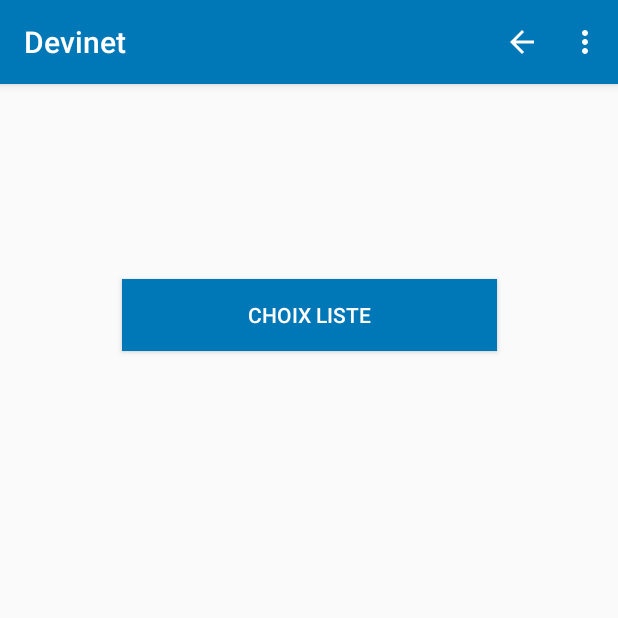
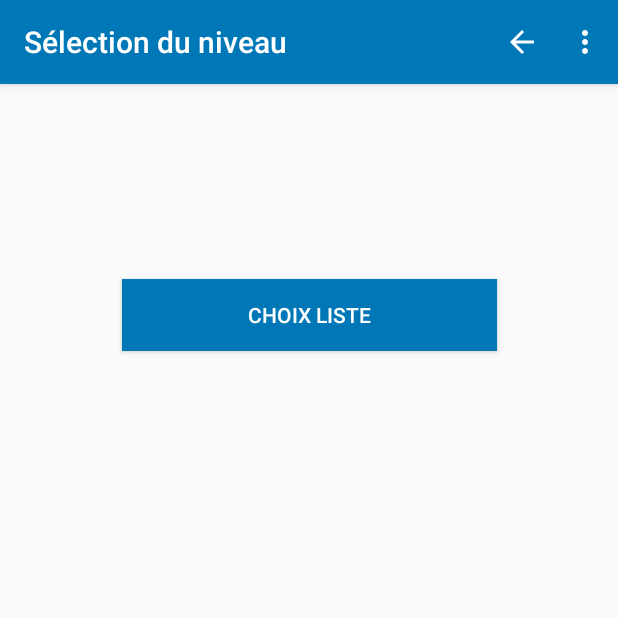
Before and after one commit to SL-PROGRAM/invisibleProject, an Android app: the screen it shows after launch (SelectionNiveauActivity), after a tap on "JOUER", on a phone screen of 412 x 824 dp, the top half of it. Run offline under Robolectric (Android 15) with nearby library versions, the phone set to English and light mode, and no system bars; libraries missing offline, so code that uses them is left out: com.facebook.stetho; 1 statement that could not run was skipped.

Commit message:
Menu - SetTitle des activities

```diff
--- a/app/src/main/java/com/example/devinet/activities/AProposActivity.java
+++ b/app/src/main/java/com/example/devinet/activities/AProposActivity.java
@@ -15,6 +15,7 @@ public class AProposActivity extends AppCompatActivity {
     protected void onCreate(Bundle savedInstanceState) {
         super.onCreate(savedInstanceState);
         setContentView(R.layout.activity_a_propos);
+        getSupportActionBar().setTitle("A propos");
     }
 
     public boolean onCreateOptionsMenu(Menu menu) {
--- a/app/src/main/java/com/example/devinet/activities/ChoixListNiveau.java
+++ b/app/src/main/java/com/example/devinet/activities/ChoixListNiveau.java
@@ -23,6 +23,7 @@ public class ChoixListNiveau extends AppCompatActivity {
     protected void onCreate(Bundle savedInstanceState) {
         super.onCreate(savedInstanceState);
         setContentView(R.layout.activity_choix_list_niveau);
+        getSupportActionBar().setTitle("Choix des listes");
     }
 
     public void onClickBtnList(View view) {
--- a/app/src/main/java/com/example/devinet/activities/JouerActivity.java
+++ b/app/src/main/java/com/example/devinet/activities/JouerActivity.java
@@ -15,6 +15,7 @@ public class JouerActivity extends AppCompatActivity {
     protected void onCreate(Bundle savedInstanceState) {
         super.onCreate(savedInstanceState);
         setContentView(R.layout.activity_jouer);
+        getSupportActionBar().setTitle("Jouer");
     }
 
     public boolean onCreateOptionsMenu(Menu menu) {
--- a/app/src/main/java/com/example/devinet/activities/MenuActivity.java
+++ b/app/src/main/java/com/example/devinet/activities/MenuActivity.java
@@ -41,20 +41,20 @@ public class MenuActivity extends AppCompatActivity {
         ** test insertion de donnée
          */
 
-        IMotRepository motRepository = new MotBddRepository(this);
-        MotVM motVM = ViewModelProviders.of(this).get(MotVM.class);
-
-        LiveData<List<Mot>> observateurMot = motVM.get();
-        String motSt = "Longueur";
-        int longeurMot = FonctionUtils.longueurMotPourNiveau(motSt);
-
-        ICategorieRepository categorieRepository = new CategorieBddRepository(this);
-        CategorieVM categorieVM = ViewModelProviders.of(this).get(CategorieVM.class);
-        Categorie c = categorieVM.get(motSt.length());
-
-        Mot mot = new Mot(0, "chemin de l'image", motSt, "proposition", motSt.length(),FonctionUtils.definirNumeroList(longeurMot, this));
-        Log.i("test", "onCreate: "+mot.toString());
-        motRepository.insert(mot);
+//        IMotRepository motRepository = new MotBddRepository(this);
+//        MotVM motVM = ViewModelProviders.of(this).get(MotVM.class);
+//
+//        LiveData<List<Mot>> observateurMot = motVM.get();
+//        String motSt = "Longueur";
+//        int longeurMot = FonctionUtils.longueurMotPourNiveau(motSt);
+//
+//        ICategorieRepository categorieRepository = new CategorieBddRepository(this);
+//        CategorieVM categorieVM = ViewModelProviders.of(this).get(CategorieVM.class);
+//        Categorie c = categorieVM.get(motSt.length());
+//
+//        Mot mot = new Mot(0, "chemin de l'image", motSt, "proposition", motSt.length(),FonctionUtils.definirNumeroList(longeurMot, this));
+//        Log.i("test", "onCreate: "+mot.toString());
+//        motRepository.insert(mot);
 
 //        observateurMot.observe(this, new Observer<List<Mot>>() {
 //            @Override
--- a/app/src/main/java/com/example/devinet/activities/ParametreActivity.java
+++ b/app/src/main/java/com/example/devinet/activities/ParametreActivity.java
@@ -24,6 +24,7 @@ public class ParametreActivity extends AppCompatActivity{
     protected void onCreate(Bundle savedInstanceState) {
         super.onCreate(savedInstanceState);
         setContentView(R.layout.activity_parametre);
+        getSupportActionBar().setTitle("Paramètres");
 
         mySwitchSon = findViewById(R.id.switch_son);
         mySwitchSon.setOnCheckedChangeListener(new CompoundButton.OnCheckedChangeListener() {
--- a/app/src/main/java/com/example/devinet/activities/ResultatActivity.java
+++ b/app/src/main/java/com/example/devinet/activities/ResultatActivity.java
@@ -16,6 +16,7 @@ public class ResultatActivity extends AppCompatActivity {
     protected void onCreate(Bundle savedInstanceState) {
         super.onCreate(savedInstanceState);
         setContentView(R.layout.activity_resultat);
+        getSupportActionBar().setTitle("Résultat");
     }
 
     public boolean onCreateOptionsMenu(Menu menu) {
--- a/app/src/main/java/com/example/devinet/activities/ResultatDetailActivity.java
+++ b/app/src/main/java/com/example/devinet/activities/ResultatDetailActivity.java
@@ -15,6 +15,7 @@ public class ResultatDetailActivity extends AppCompatActivity {
     protected void onCreate(Bundle savedInstanceState) {
         super.onCreate(savedInstanceState);
         setContentView(R.layout.activity_resultat_detail);
+        getSupportActionBar().setTitle("Détail des résultats");
     }
 
     public boolean onCreateOptionsMenu(Menu menu) {
--- a/app/src/main/java/com/example/devinet/activities/SelectionNiveauActivity.java
+++ b/app/src/main/java/com/example/devinet/activities/SelectionNiveauActivity.java
@@ -18,6 +18,7 @@ public class SelectionNiveauActivity extends AppCompatActivity {
     protected void onCreate(Bundle savedInstanceState) {
         super.onCreate(savedInstanceState);
         setContentView(R.layout.activity_selection_niveau);
+        getSupportActionBar().setTitle("Sélection du niveau");
     }
 
     @Override
```
